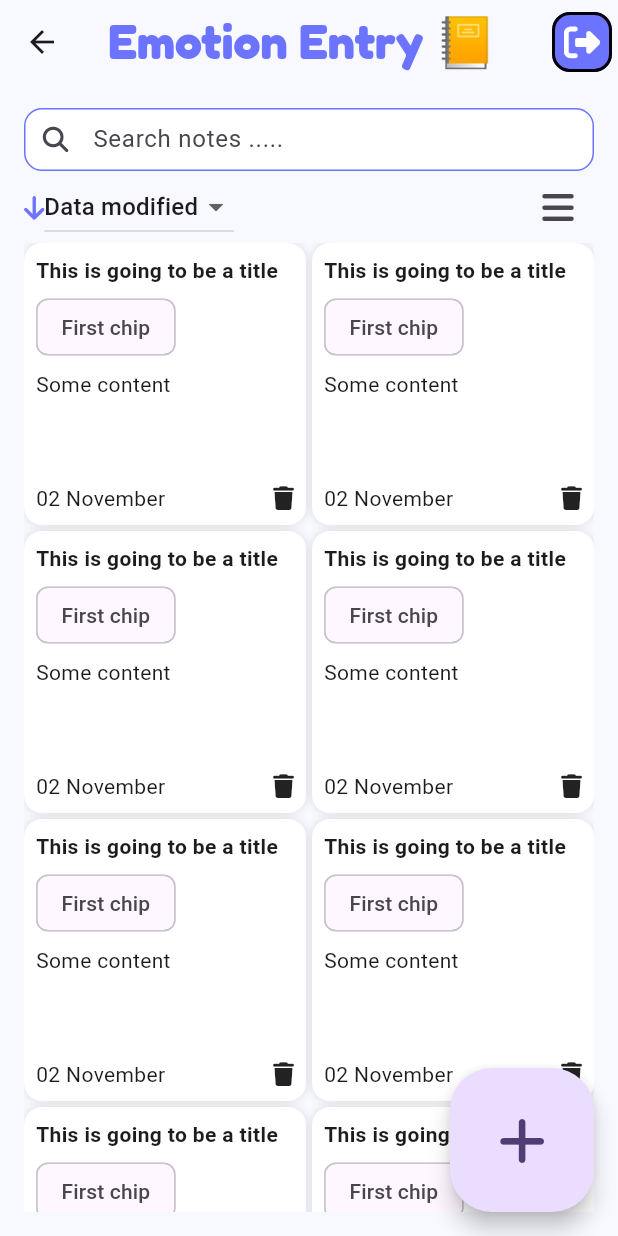
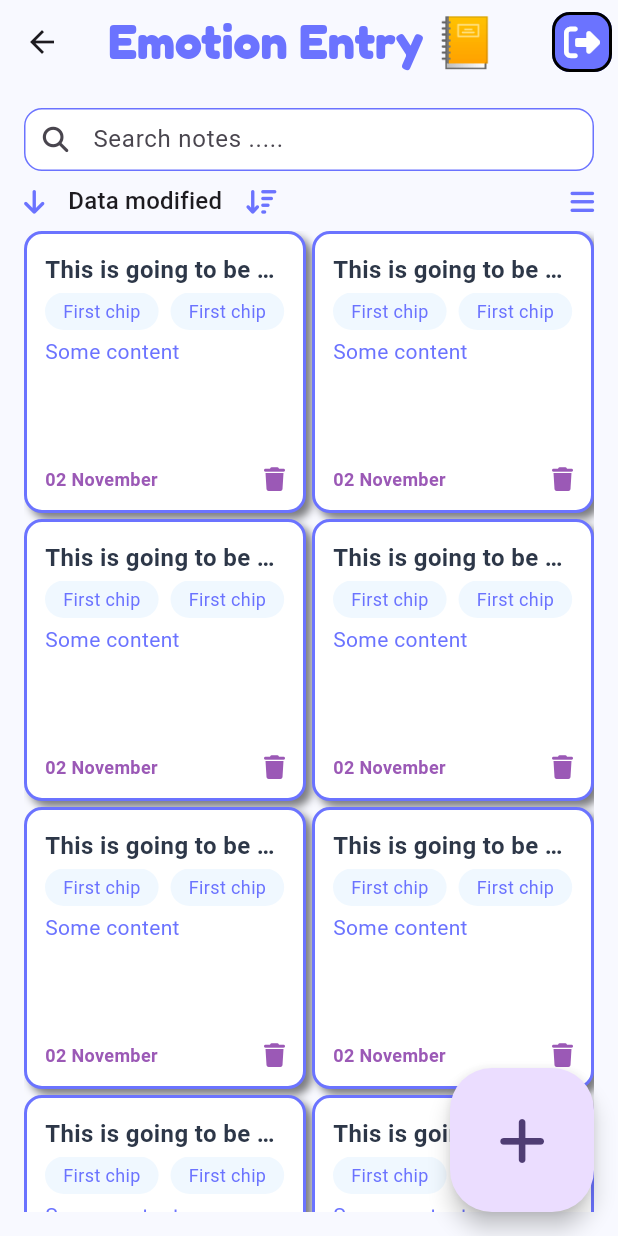
Before and after one commit to KentTho/App_Moblie_Mental, a Flutter app: the EmotionEntry screen opened directly, on a phone screen of 412 x 824 dp. Run offline on Flutter 3.47's test engine with Material 3 defaults, Android fonts, the phone set to English and light mode, and no system bars; our stand-ins replace cached_network_image, dio, firebase_auth, firebase_core, font_awesome_flutter, image_picker; accounts and stored records are empty; project files that could hold a hidden picture were left out.

Commit message:
continous Design Emotion

```diff
--- a/mental_health_app/lib/features/diary/page/emotion_entry.dart
+++ b/mental_health_app/lib/features/diary/page/emotion_entry.dart
@@ -80,7 +80,9 @@ class EmotionEntry extends StatefulWidget{
                       ),
                   ),
                 ),
-                Row(
+                Padding(
+                  padding: const EdgeInsets.symmetric(vertical: 8.0),
+                  child: Row(
                     children: [
                       IconButton(
                         onPressed: () {},
@@ -92,15 +94,36 @@ class EmotionEntry extends StatefulWidget{
                         iconSize: 18,
                         color: gray700,
                       ),
+                      SizedBox(width: 16),
                       DropdownButton(
                         value: dropdownValue,
+                        icon: Padding(
+                          padding: const EdgeInsets.only(left: 16.0),
+                          child: FaIcon(
+                            FontAwesomeIcons.arrowDownWideShort,
+                            size: 18,
+                            color: gray700,
+                          ),
+                        ),
+                        underline: SizedBox.shrink(),
+                        borderRadius: BorderRadius.circular(16),
+                        isDense: true,
                         items: dropdownOptions
                             .map((e) =>
                             DropdownMenuItem(
                               value: e,
-                            child: Text(e),
+                              child: Row(
+                                children: [
+                                  Text(e),
+                                  if( e == dropdownValue) ...[
+                                    SizedBox(width: 8),
+                                    Icon(Icons.check, color: primaryColor)
+                                  ],
+                                ],
+                              ),
                             ))
                             .toList(),
+                        selectedItemBuilder: (context) => dropdownOptions.map((e) => Text(e)).toList(),
                         onChanged: (newValue) {
                           setState(() {
                             dropdownValue = newValue!;
@@ -111,8 +134,15 @@ class EmotionEntry extends StatefulWidget{
                       IconButton(
                         onPressed: () {},
                         icon: FaIcon(FontAwesomeIcons.bars),
+                        padding: EdgeInsets.zero,
+                        visualDensity: VisualDensity.compact,
+                        constraints: BoxConstraints(),
+                        style: IconButton.styleFrom(tapTargetSize: MaterialTapTargetSize.shrinkWrap,),
+                        iconSize: 18,
+                        color: gray700,
                       ),
                     ],
+                  ),
                 ),
                 Expanded(
                   child: GridView.builder(
@@ -124,33 +154,79 @@ class EmotionEntry extends StatefulWidget{
                     ),
                     itemBuilder: (context, index) {
                       return Container(
-                        padding: EdgeInsets.all(8),
                         decoration: BoxDecoration(
                           color: Colors.white,
+                          border: Border.all(color: primaryColor, width: 2),
                           borderRadius: BorderRadius.circular(12),
                           boxShadow: [
-                            BoxShadow(blurRadius: 4, color: Colors.black12),
+                            BoxShadow(
+                                blurRadius: 4,
+                                color: Colors.black12.withOpacity(0.5),
+                              offset: Offset(4, 4)
+                            ),
                           ],
                         ),
+                        padding: EdgeInsets.all(12),
                         child: Column(
                           crossAxisAlignment: CrossAxisAlignment.start,
                           children: [
                             Text('This is going to be a title',
-                                style: TextStyle(fontWeight: FontWeight.bold)),
-                            SizedBox(height: 4),
-                            Row(
-                              children: [
-                                Chip(label: Text('First chip')),
-                              ],
+                                maxLines: 1,
+                                overflow: TextOverflow.ellipsis,
+                                style: TextStyle(
+                                    fontSize: 16,
+                                    fontWeight: FontWeight.bold,
+                                    color: gray900,
+                                ),
                             ),
                             SizedBox(height: 4),
-                            Text('Some content'),
+                            SingleChildScrollView(
+                              scrollDirection: Axis.horizontal,
+                              child: Row(
+                                children: List.generate(3, (index) =>
+                                    Container(
+                                      decoration: BoxDecoration(
+                                          borderRadius: BorderRadius.circular(16),
+                                          color: gray100),
+                                      padding: EdgeInsets.symmetric(
+                                          horizontal: 12,
+                                          vertical: 4),
+                                      margin: EdgeInsets.only(right: 8),
+                                      child: Text('First chip',
+                                        style: TextStyle(
+                                            fontSize: 12,
+                                            color: gray700
+                                        ),
+                                      ),
+                                    ),
+                                ),
+                              ),
+                            ),
+                            SizedBox(height: 4),
+                            Expanded(
+                              child: Text('Some content',
+                                style: TextStyle(
+                                    color: gray700
+                                ),
+                              ),
+                            ),
                             Spacer(),
                             Row(
                               mainAxisAlignment: MainAxisAlignment.spaceBetween,
                               children: [
-                                Text('02 November'),
-                                FaIcon(FontAwesomeIcons.trash, size: 16),
+                                Text('02 November',
+                                  style: TextStyle(
+                                      color: gray500,
+                                      fontSize: 12,
+                                    fontWeight: FontWeight.w600,
+                                  ),
+                                ),
+                                Spacer(),
+                                FaIcon(
+                                    FontAwesomeIcons.trash,
+                                    size: 16,
+                                    color: gray500,
+                                ),
                               ],
                             ),
                           ],
```
Lines whose indentation alone changed are shown as unchanged.
